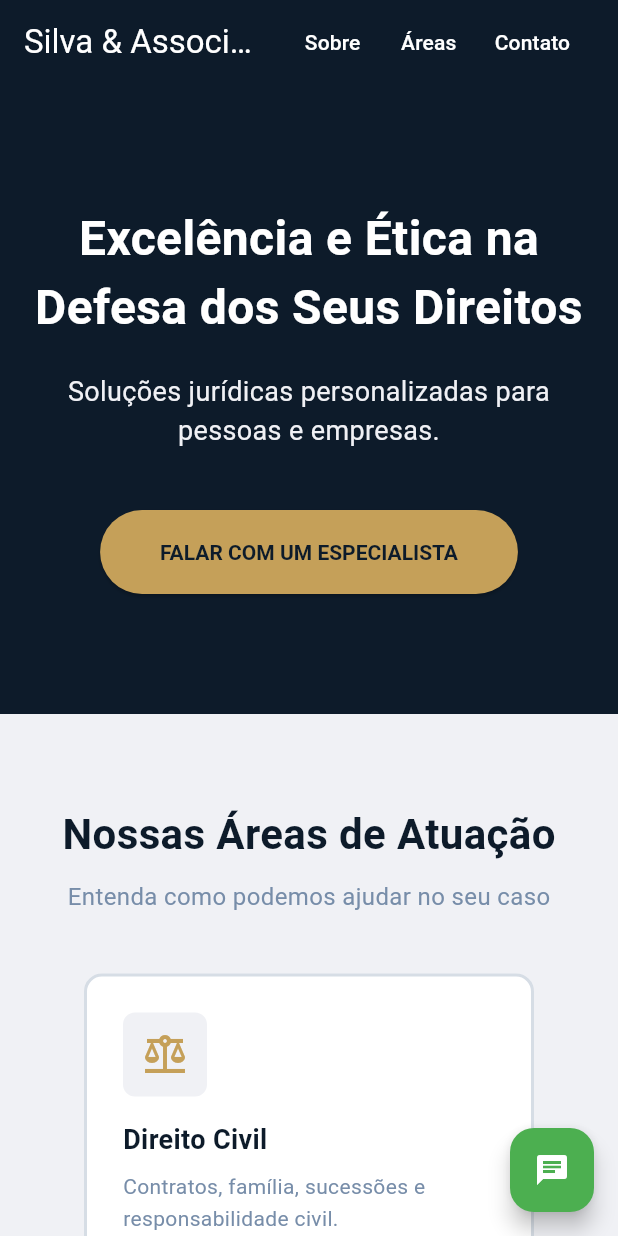
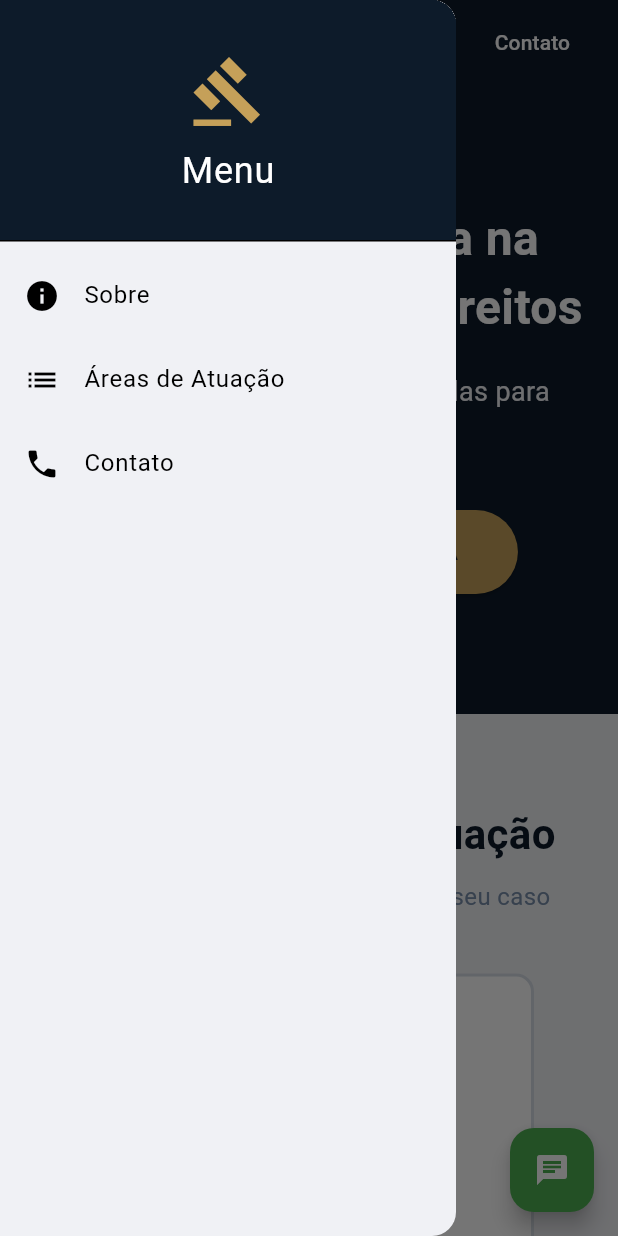
Before and after one commit to ryannestacio/adv_site, a Flutter app: the screen it shows after launch, with the side drawer open (before the commit the screen has no drawer), on a phone screen of 412 x 824 dp. Run offline on Flutter 3.47's test engine with Material 3 defaults, Android fonts, the phone set to English and light mode, and no system bars.

Commit message:
FIX: A logic was implemented where the app bar displays a three-line menu when the user logs in on a mobile device, and the actions disappear.

```diff
--- a/lib/features/landing_page/presentation/home_page.dart
+++ b/lib/features/landing_page/presentation/home_page.dart
@@ -7,13 +7,56 @@ class HomePage extends StatelessWidget {
 
   @override
   Widget build(BuildContext context) {
-    // Scaffold é o esqueleto da tela
+    final double width = MediaQuery.of(context).size.width;
+
+    final bool isMobile = width < 800;
+
     return Scaffold(
-      backgroundColor: AppColors.offWhite, // Fundo cinza claro profissional
+      backgroundColor: AppColors.offWhite,
+
+      drawer: isMobile
+          ? Drawer(
+              child: ListView(
+                padding: EdgeInsets.zero,
+                children: [
+                  const DrawerHeader(
+                    decoration: BoxDecoration(color: AppColors.navyBlue),
+                    child: Column(
+                      mainAxisAlignment: MainAxisAlignment.center,
+                      children: [
+                        Icon(Icons.gavel, size: 50, color: AppColors.gold),
+                        SizedBox(height: 10),
+                        Text(
+                          "Menu",
+                          style: TextStyle(color: Colors.white, fontSize: 24),
+                        ),
+                      ],
+                    ),
+                  ),
+                  ListTile(
+                    leading: const Icon(Icons.info),
+                    title: const Text('Sobre'),
+                    onTap: () {
+                      // Navigator.pushNamed(context, '/sobre');
+                    },
+                  ),
+                  ListTile(
+                    leading: const Icon(Icons.list),
+                    title: const Text('Áreas de Atuação'),
+                    onTap: () {},
+                  ),
+                  ListTile(
+                    leading: const Icon(Icons.phone),
+                    title: const Text('Contato'),
+                    onTap: () {},
+                  ),
+                ],
+              ),
+            )
+          : null,
       appBar: AppBar(
-        title: const Text("Silva & Associados"), // Nome Fictício
+        title: const Text("Vasconcelos Advocacia"),
         actions: [
-          // Menu simples para Desktop (futuramente pode ser clicável)
           TextButton(
             onPressed: () {},
             child: const Text("Sobre", style: TextStyle(color: Colors.white)),
@@ -180,12 +223,12 @@ class HomePage extends StatelessWidget {
       child: Column(
         children: [
           const Text(
-            "Silva & Associados - Advocacia",
+            "Vasconcelos Advocacia",
             style: TextStyle(color: Colors.white, fontWeight: FontWeight.bold),
           ),
           const SizedBox(height: 10),
           Text(
-            "Rua Exemplo, 123, Centro - Cidade/UF",
+            "Rua Exemplo, 123, Centro - Aracaju/SE",
             style: TextStyle(color: Colors.white.withOpacity(0.8)),
           ),
           const SizedBox(height: 20),
--- a/lib/main.dart
+++ b/lib/main.dart
@@ -12,13 +12,12 @@ class LawFirmApp extends StatelessWidget {
   @override
   Widget build(BuildContext context) {
     return MaterialApp(
-      title: 'Nome do Escritório',
+      title: 'Vasconcelos Advocacia',
       debugShowCheckedModeBanner: true,
       theme: AppTheme.lightTheme,
 
       // CONFIGURAÇÃO CORRETA DE ROTAS:
       initialRoute: '/', // Define por onde começar
-
       // REMOVA ESTA LINHA:
       // home: const HomePage(),
       routes: {
--- a/pubspec.yaml
+++ b/pubspec.yaml
@@ -77,12 +77,12 @@ flutter:
   fonts:
    - family: Playfair Display
      fonts:
-       - asset: fonts/PlayfairDisplay-VariableFont_wght.ttf
+       - asset: lib/core/assets/fonts/Lato-Regular.ttf
   #       - asset: fonts/Schyler-Italic.ttf
   #         style: italic
    - family: Trajan Pro
      fonts:
-       - asset: fonts/Lato-Regular.ttf
+       - asset: lib/core/assets/fonts/Lato-Regular.ttf
   #       - asset: fonts/TrajanPro_Bold.ttf
   #         weight: 700
   #
```
